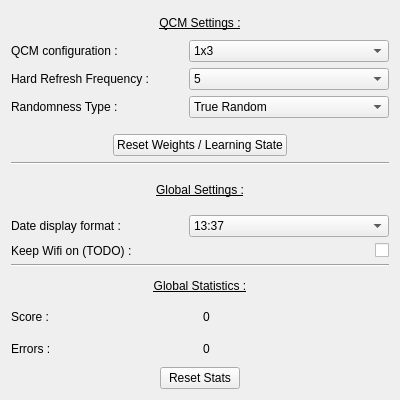
The window that appsettings.ui (Aryetis/Obenkyobo) describes before a commit, drawn with Qt 5.
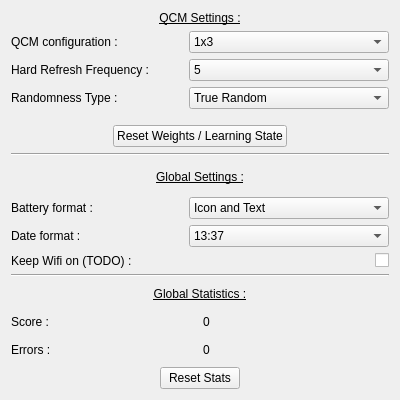
The same window after the commit.

```diff
--- a/appsettings.ui
+++ b/appsettings.ui
@@ -13,7 +13,7 @@
   <property name="windowTitle">
    <string>Form</string>
   </property>
-  <layout class="QVBoxLayout" name="verticalLayout" stretch="5,0,3,0,4">
+  <layout class="QVBoxLayout" name="verticalLayout" stretch="5,0,4,0,4">
    <item>
     <layout class="QVBoxLayout" name="QcmSettings">
      <property name="topMargin">
@@ -48,7 +48,7 @@
        <item>
         <widget class="QLabel" name="nbrOfEntryLinesLabel">
          <property name="text">
-          <string>QCM configuration : </string>
+          <string>QCM configuration :</string>
          </property>
         </widget>
        </item>
@@ -109,7 +109,7 @@
        <item>
         <widget class="QLabel" name="HardRefreshLabel">
          <property name="text">
-          <string>Hard Refresh Frequency : </string>
+          <string>Hard Refresh Frequency :</string>
          </property>
         </widget>
        </item>
@@ -186,7 +186,7 @@
        <item>
         <widget class="QLabel" name="RandomnessLabel">
          <property name="text">
-          <string>Randomness Type : </string>
+          <string>Randomness Type :</string>
          </property>
         </widget>
        </item>
@@ -303,12 +303,76 @@
        </property>
       </widget>
      </item>
+     <item>
+      <layout class="QHBoxLayout" name="BatteryIndicator">
+       <property name="topMargin">
+        <number>0</number>
+       </property>
+       <item>
+        <widget class="QLabel" name="BatteryIndicatorLabel">
+         <property name="text">
+          <string>Battery format :</string>
+         </property>
+        </widget>
+       </item>
+       <item>
+        <spacer name="horizontalSpacer">
+         <property name="orientation">
+          <enum>Qt::Horizontal</enum>
+         </property>
+         <property name="sizeHint" stdset="0">
+          <size>
+           <width>40</width>
+           <height>20</height>
+          </size>
+         </property>
+        </spacer>
+       </item>
+       <item>
+        <widget class="QComboBox" name="BatteryIndicatorDropdown">
+         <property name="sizePolicy">
+          <sizepolicy hsizetype="Expanding" vsizetype="Fixed">
+           <horstretch>0</horstretch>
+           <verstretch>0</verstretch>
+          </sizepolicy>
+         </property>
+         <property name="minimumSize">
+          <size>
+           <width>200</width>
+           <height>0</height>
+          </size>
+         </property>
+         <property name="maximumSize">
+          <size>
+           <width>16777215</width>
+           <height>16777215</height>
+          </size>
+         </property>
+         <item>
+          <property name="text">
+           <string>Icon and Text</string>
+          </property>
+         </item>
+         <item>
+          <property name="text">
+           <string>Icon</string>
+          </property>
+         </item>
+         <item>
+          <property name="text">
+           <string>Text</string>
+          </property>
+         </item>
+        </widget>
+       </item>
+      </layout>
+     </item>
      <item>
       <layout class="QHBoxLayout" name="DateDisplayFormat" stretch="0,0,0">
        <item>
         <widget class="QLabel" name="DateDisplayFormatLabel">
          <property name="text">
-          <string>Date display format :</string>
+          <string>Date format :</string>
          </property>
         </widget>
        </item>
@@ -361,7 +425,7 @@
        <item>
         <widget class="QLabel" name="WifiLabel">
          <property name="text">
-          <string>Keep Wifi on (TODO) : </string>
+          <string>Keep Wifi on (TODO) :</string>
          </property>
         </widget>
        </item>
@@ -411,7 +475,7 @@
        <item>
         <widget class="QLabel" name="ScoreCounterLabel">
          <property name="text">
-          <string>Score : </string>
+          <string>Score :</string>
          </property>
         </widget>
        </item>
@@ -429,7 +493,7 @@
        <item>
         <widget class="QLabel" name="ErrorCounterLabel">
          <property name="text">
-          <string>Errors : </string>
+          <string>Errors :</string>
          </property>
         </widget>
        </item>
```
